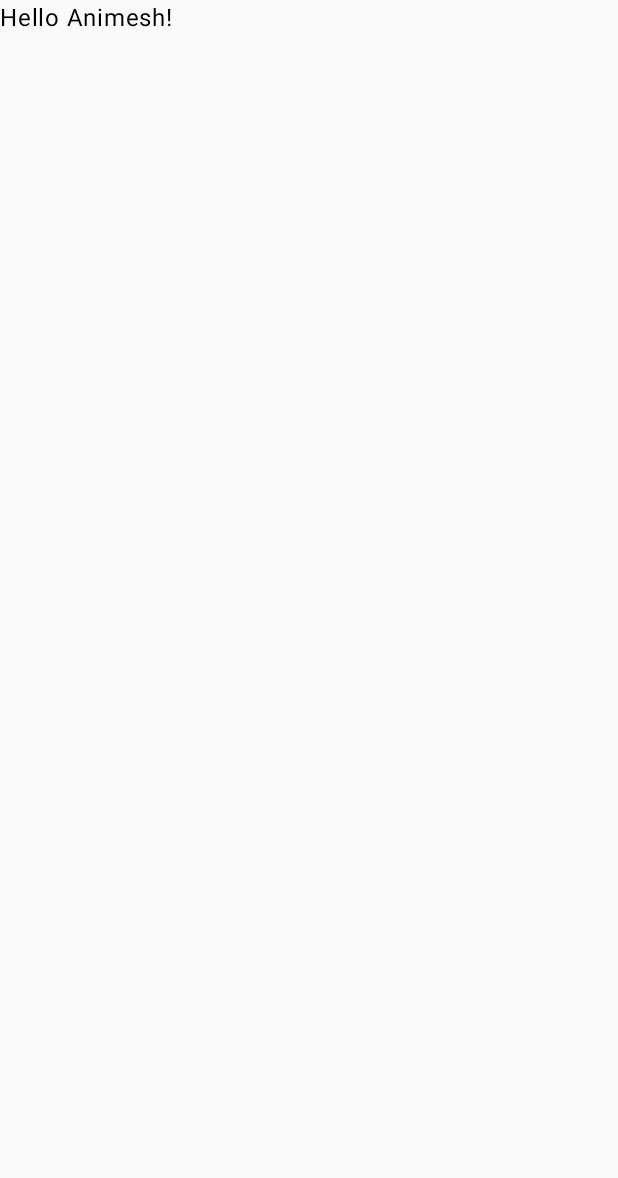
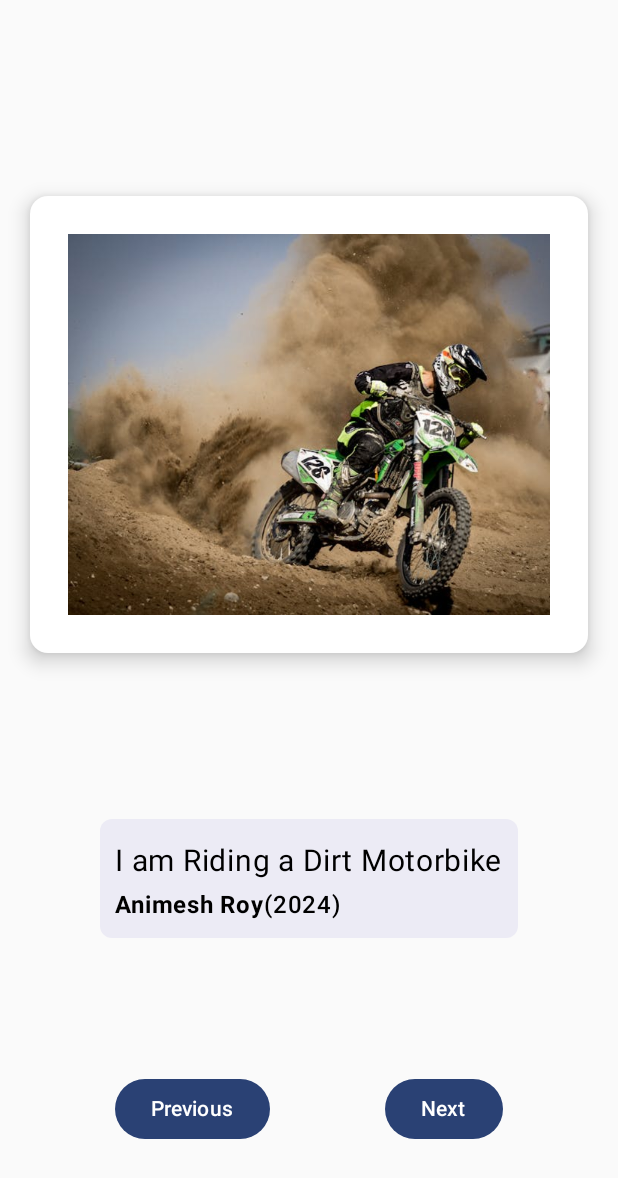
Before and after one commit to animeshroydev/ArtSpace, an Android app built with Jetpack Compose: the screen it shows after launch (MainActivity), on a phone screen of 412 x 824 dp. Before the commit the part shown is almost empty. Shown: the top 1178 px of the screen. Run offline under Robolectric (Android 15) with nearby library versions, the phone set to English and light mode, and no system bars.

Commit message:
static UI design done

```diff
--- a/app/src/main/java/com/appmakerszone/artspace/MainActivity.kt
+++ b/app/src/main/java/com/appmakerszone/artspace/MainActivity.kt
@@ -3,10 +3,31 @@ package com.appmakerszone.artspace
 import android.os.Bundle
 import androidx.activity.ComponentActivity
 import androidx.activity.compose.setContent
+import androidx.compose.foundation.Image
+import androidx.compose.foundation.background
+import androidx.compose.foundation.layout.Arrangement
+import androidx.compose.foundation.layout.Box
+import androidx.compose.foundation.layout.Column
+import androidx.compose.foundation.layout.Row
+import androidx.compose.foundation.layout.fillMaxSize
+import androidx.compose.foundation.layout.fillMaxWidth
+import androidx.compose.foundation.layout.padding
+import androidx.compose.foundation.layout.wrapContentSize
+import androidx.compose.foundation.shape.RoundedCornerShape
+import androidx.compose.material3.Button
+import androidx.compose.material3.Card
+import androidx.compose.material3.CardDefaults
 import androidx.compose.material3.Text
 import androidx.compose.runtime.Composable
+import androidx.compose.ui.Alignment
 import androidx.compose.ui.Modifier
+import androidx.compose.ui.graphics.Brush
+import androidx.compose.ui.graphics.Color
+import androidx.compose.ui.res.painterResource
+import androidx.compose.ui.text.font.FontWeight
 import androidx.compose.ui.tooling.preview.Preview
+import androidx.compose.ui.unit.dp
+import androidx.compose.ui.unit.sp
 import com.appmakerszone.artspace.ui.theme.ArtSpaceTheme
 
 class MainActivity : ComponentActivity() {
@@ -14,23 +35,106 @@ class MainActivity : ComponentActivity() {
         super.onCreate(savedInstanceState)
         setContent {
             ArtSpaceTheme {
-                    Greeting()
+                ArtSpaceLayout()
             }
         }
     }
 }
 
 @Composable
-fun Greeting(modifier: Modifier = Modifier) {
-    Text(
-        text = "Hello Animesh!",
-    )
+fun ArtSpaceLayout() {
+
+    Column(
+        modifier = Modifier.fillMaxSize(),
+        horizontalAlignment = Alignment.CenterHorizontally,
+        verticalArrangement = Arrangement.Center
+    ) {
+
+        Column(
+            modifier = Modifier
+                .fillMaxSize()
+                .padding(top = 50.dp),
+            horizontalAlignment = Alignment.CenterHorizontally,
+            verticalArrangement = Arrangement.SpaceEvenly
+        ) {
+
+            Card(
+                modifier = Modifier
+                    .padding(20.dp),
+                colors = CardDefaults.cardColors(
+                    containerColor = Color.White
+                ),
+                elevation = CardDefaults.elevatedCardElevation(8.dp)
+
+            ) {
+
+                Box(
+                    modifier = Modifier
+                        .wrapContentSize()
+                        .padding(25.dp),
+                    contentAlignment = Alignment.Center
+                ) {
+                    Image(
+                        painter = painterResource(id = R.drawable.dirt_bike),
+                        contentDescription = null,
+                        modifier = Modifier
+                            .wrapContentSize()
+                    )
+                }
+
+            }
+
+            Box(
+                modifier = Modifier
+                    .padding(top = 30.dp, start = 30.dp, end = 30.dp)
+                    .background(
+                        brush = Brush.horizontalGradient(
+                            colors = listOf(
+                                Color(0xFFECEBF5),
+                                Color(0xFFECEBF5)
+                            )
+                        ),
+                        shape = RoundedCornerShape(8.dp)
+                    )
+            ) {
+
+                Column(modifier = Modifier.padding(10.dp)) {
+                    Text(text = "I am Riding a Dirt Motorbike",
+                        fontSize = 20.sp, lineHeight = 35.sp)
+                    Row {
+                        Text(
+                            text = "Animesh Roy",
+                            fontWeight = FontWeight.Bold,
+                        )
+                        Text(text = "(2024)", fontWeight = FontWeight.SemiBold)
+                    }
+
+                }
+            }
+
+            Row(
+                verticalAlignment = Alignment.CenterVertically,
+                horizontalArrangement = Arrangement.SpaceEvenly,
+                modifier = Modifier
+                    .fillMaxWidth()
+                    .padding(top = 30.dp)
+            ) {
+                Button(onClick = { /*TODO*/ }) {
+                    Text(text = "Previous")
+                }
+                Button(onClick = { /*TODO*/ }) {
+                    Text(text = "Next")
+                }
+            }
+        }
+    }
+
 }
 
 @Preview(showBackground = true, showSystemUi = true)
 @Composable
 fun GreetingPreview() {
     ArtSpaceTheme {
-        Greeting()
+        ArtSpaceLayout()
     }
 }
```
Also changed, not shown: app/src/main/res/drawable/dirt_bike.jpg (added), app/src/main/res/drawable/dirt_bike2.jpg (added).
